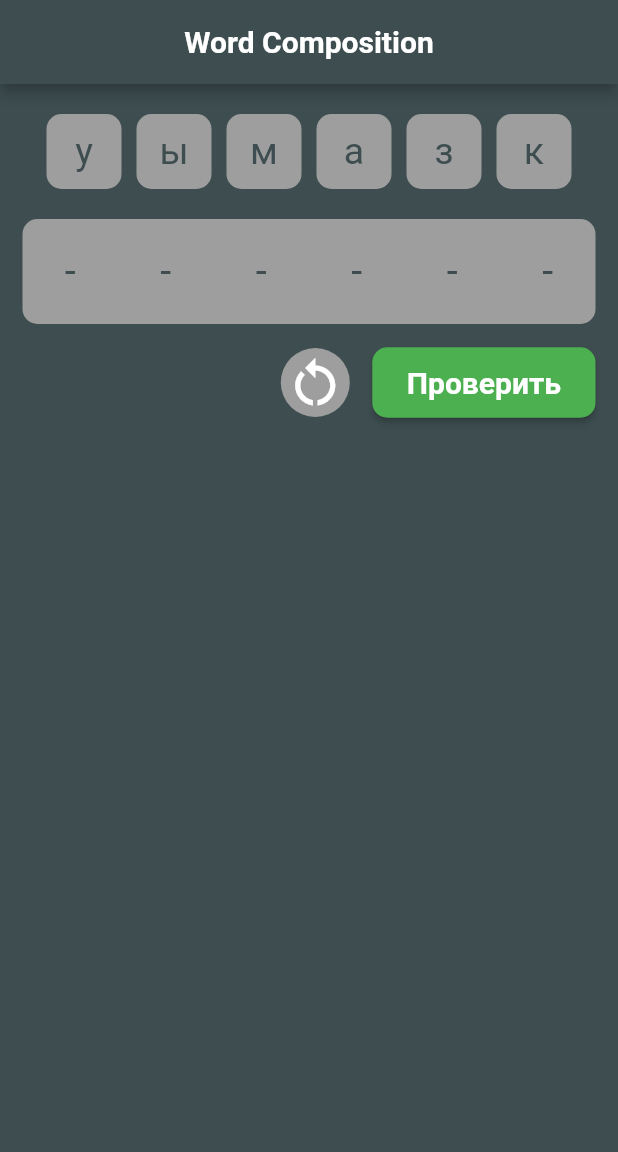
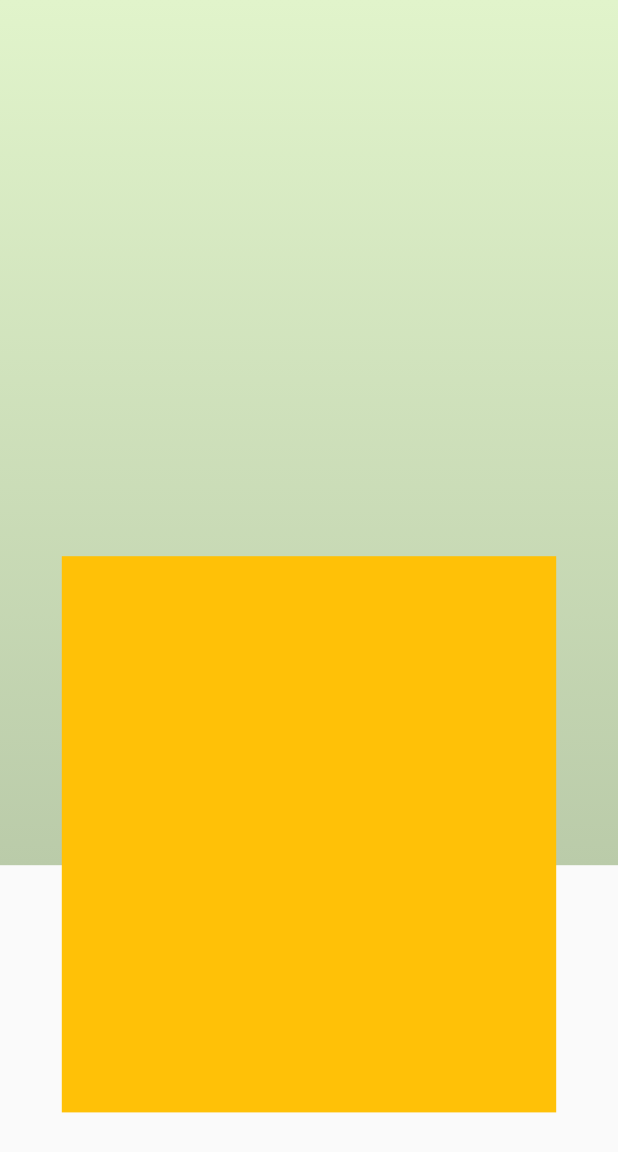
Before and after one commit to Nataliiabul/word-composition, a Flutter app: the screen it shows after launch, on a phone screen of 412 x 824 dp. Shown: the top 1152 px of the screen. Run offline on Flutter 3.47's test engine with Material 2 defaults, Android fonts, the phone set to English and light mode, and no system bars.

Commit message:
menu screen basic structure

```diff
--- a/lib/main.dart
+++ b/lib/main.dart
@@ -1,7 +1,8 @@
 import 'package:flutter/material.dart';
 import 'package:provider/provider.dart';
 import 'package:word_composition/data.dart';
-import 'package:word_composition/screens/game.dart';
+import 'package:word_composition/screens/game_screen.dart';
+import 'package:word_composition/screens/menu_screen.dart';
 
 void main() {
   runApp(const MyApp());
@@ -24,7 +25,7 @@ class MyApp extends StatelessWidget {
         theme: ThemeData(
           primarySwatch: Colors.grey,
         ),
-        home: GameScreen(),
+        home: MenuScreen(),
       ),
     );
   }
--- a/lib/screens/game.dart
+++ b/lib/screens/game_screen.dart
@@ -39,11 +39,11 @@ class _GameScreenState extends State<GameScreen> {
     barrierDismissible: false,
     builder: (BuildContext context) {
       return AlertDialog(
-        title: isCorrect ? Text('Правильно') : Text('Неправильно'),
+        title: isCorrect ? const Text('Правильно') : const Text('Неправильно'),
         content: SingleChildScrollView(
           child: ListBody(
             children:[
-              isCorrect ? Text('Вы отгадали слово!') : Text('Загадано другое слово') ,
+              isCorrect ? const Text('Вы отгадали слово!') : const Text('Загадано другое слово') ,
             ],
           ),
         ),
@@ -234,7 +234,7 @@ class _GameScreenState extends State<GameScreen> {
                           initGame();
                         });
                       },
-                      icon: Icon(
+                      icon: const Icon(
                         Icons.restart_alt,
                         color: Colors.white,
                         size: 40,
@@ -242,7 +242,7 @@ class _GameScreenState extends State<GameScreen> {
 
                     ),
                   ),
-                  SizedBox(width: 15),
+                  const SizedBox(width: 15),
 
                   // check
                   ElevatedButton(
--- /dev/null
+++ b/lib/screens/menu_screen.dart
@@ -0,0 +1,51 @@
+import 'package:flutter/material.dart';
+import 'package:flutter/src/widgets/container.dart';
+import 'package:flutter/src/widgets/framework.dart';
+import 'package:word_composition/style/colors.dart';
+
+class MenuScreen extends StatefulWidget {
+  const MenuScreen({super.key});
+
+  @override
+  State<MenuScreen> createState() => _MenuScreenState();
+}
+
+class _MenuScreenState extends State<MenuScreen> {
+  @override
+  Widget build(BuildContext context) {
+    final height = MediaQuery.of(context).size.height;
+    final width = MediaQuery.of(context).size.width;
+    return Scaffold(
+      body: Container(
+        height: height,
+        width: width,
+        child: Stack(
+          children: [
+            Container(
+              width: width,
+              height: height * 0.7,
+              decoration: BoxDecoration(
+                  gradient: LinearGradient(
+                colors: [
+                  AppColors.mainColor,
+                  AppColors.firstColor,
+                ],
+                begin: Alignment.bottomCenter,
+                end: Alignment.topCenter,
+              )),
+            ),
+            Positioned(
+              left: (width-(width*0.8))/2,
+              bottom: (height-(height*0.7))/3,
+              child: Container(
+                width: width*0.8,
+                height: height*0.45,
+                color: Colors.amber,
+              ),
+            ),
+          ],
+        ),
+      ),
+    );
+  }
+}
--- a/lib/style/colors.dart
+++ b/lib/style/colors.dart
@@ -1,7 +1,7 @@
 import 'package:flutter/material.dart';
 
 class AppColors {
-  static final Color mainColor = Color(0xFF3E4E50);
-  static final Color firstColor = Color(0xFFFACFAD);
-  static final Color secondColor = Color(0xFFF8BD7F);
+  static final Color mainColor = Color(0xFFBACBA9);
+  static final Color firstColor = Color(0xFFE1F4CB);
+  static final Color secondColor = Color(0xFF717568);
 }
```
